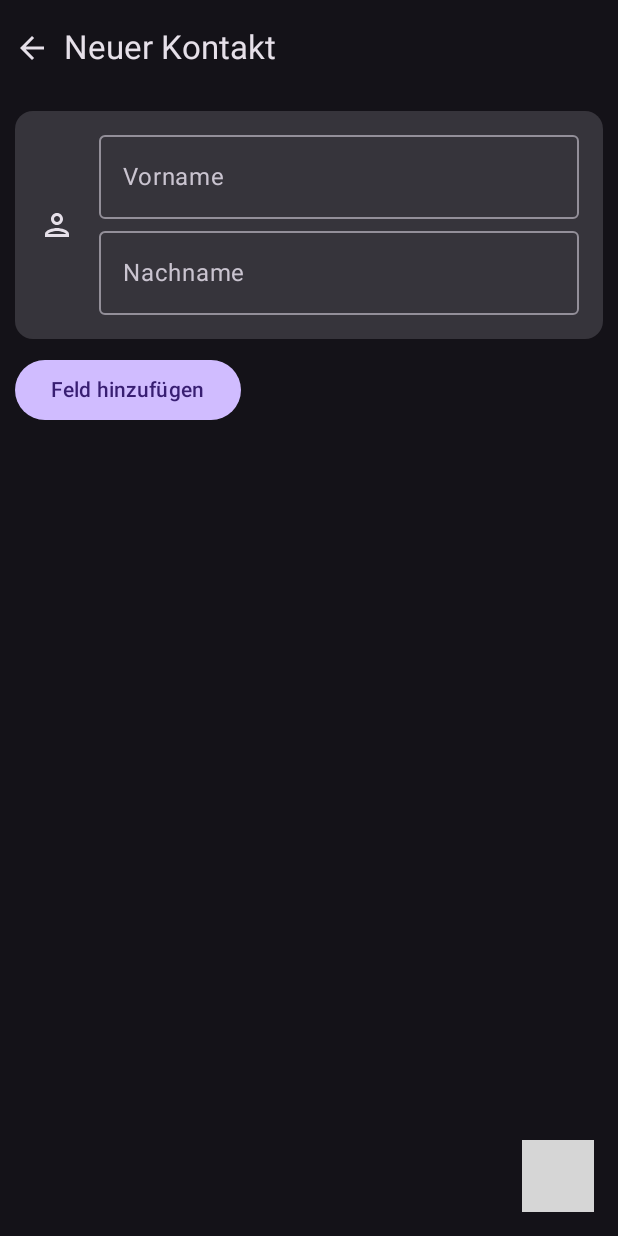
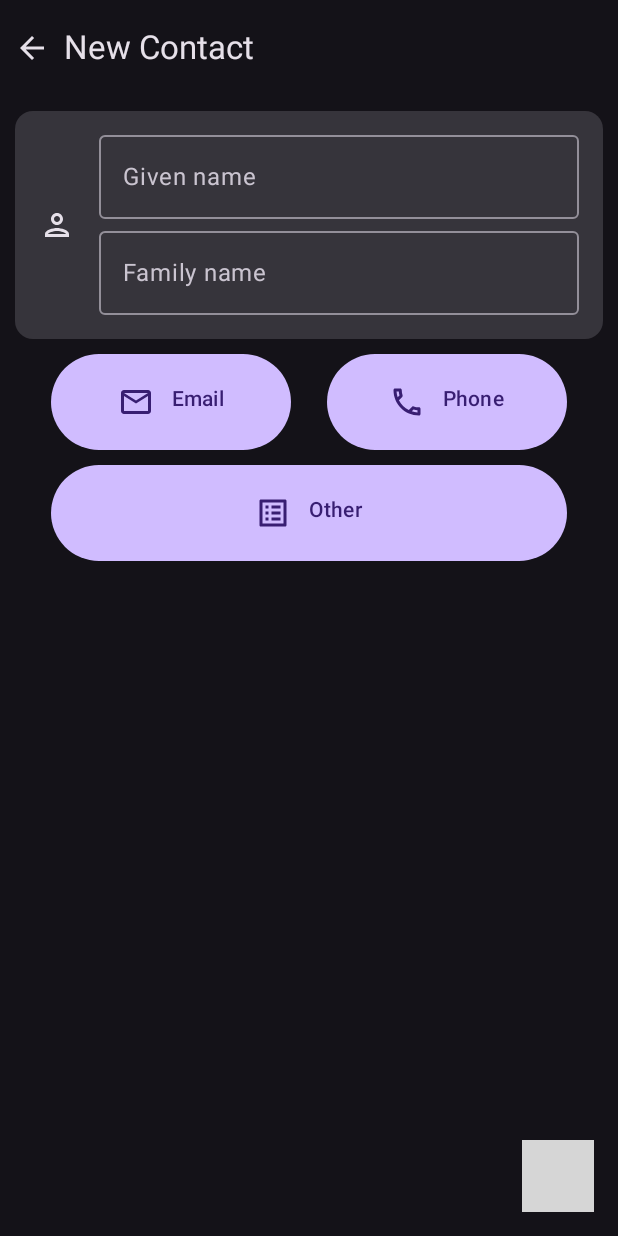
Before and after one commit to Benkralex/Socius, an Android app built with Jetpack Compose: the @Preview function NewContactPagePreview, on a phone screen of 412 x 824 dp. Run offline under Robolectric (Android 15) with nearby library versions, the phone set to English and light mode, and no system bars; our stand-ins replace Material 3 Expressive styles (plain Material 3 is drawn); 1 statement that could not run was skipped; grey boxes are pictures that could not be loaded.

Commit message:
Add email and phone and translations to new contact page

```diff
--- a/app/src/main/java/de/benkralex/socius/pages/newContact/EditStructuredName.kt
+++ b/app/src/main/java/de/benkralex/socius/pages/newContact/EditStructuredName.kt
@@ -8,7 +8,6 @@ import androidx.compose.foundation.layout.padding
 import androidx.compose.material.icons.Icons
 import androidx.compose.material.icons.outlined.Person
 import androidx.compose.material.icons.outlined.RemoveCircleOutline
-import androidx.compose.material3.Button
 import androidx.compose.material3.Card
 import androidx.compose.material3.ExperimentalMaterial3Api
 import androidx.compose.material3.Icon
@@ -19,7 +18,9 @@ import androidx.compose.material3.Text
 import androidx.compose.runtime.Composable
 import androidx.compose.ui.Alignment
 import androidx.compose.ui.Modifier
+import androidx.compose.ui.res.stringResource
 import androidx.compose.ui.unit.dp
+import de.benkralex.socius.R
 
 @OptIn(ExperimentalMaterial3Api::class)
 @Composable
@@ -39,7 +40,7 @@ fun EditStructuredName(
         ) {
             Icon(
                 imageVector = Icons.Outlined.Person,
-                contentDescription = "Person Icon",
+                contentDescription = stringResource(R.string.content_desc_name),
                 modifier = Modifier
                     .padding(8.dp)
             )
@@ -49,17 +50,13 @@ fun EditStructuredName(
                     .padding(horizontal = 8.dp)
                     .padding(bottom = 8.dp),
             ) {
-                AnimatedVisibility(
-                    visible = viewModel.showPrefixTextField,
-                    enter = newContactFormEnterTransition,
-                    exit = newContactFormExitTransition,
-                ) {
+                AnimatedVisibility(viewModel.showPrefixTextField) {
                     OutlinedTextField(
                         modifier = Modifier
                             .fillMaxWidth(),
                         value = viewModel.prefix,
                         onValueChange = { viewModel.prefix = it },
-                        label = { Text("Präfix") },
+                        label = { Text(stringResource(R.string.name_prefix)) },
                         trailingIcon = {
                             IconButton(
                                 onClick = {
@@ -69,7 +66,7 @@ fun EditStructuredName(
                             ) {
                                 Icon(
                                     imageVector = Icons.Outlined.RemoveCircleOutline,
-                                    contentDescription = "Remove Prefix",
+                                    contentDescription = stringResource(R.string.remove),
                                     tint = MaterialTheme.colorScheme.error,
                                     modifier = Modifier
                                         .padding(8.dp)
@@ -83,19 +80,15 @@ fun EditStructuredName(
                         .fillMaxWidth(),
                     value = viewModel.givenName,
                     onValueChange = { viewModel.givenName = it },
-                    label = { Text("Vorname") },
+                    label = { Text(stringResource(R.string.name_given_name)) },
                 )
-                AnimatedVisibility(
-                    visible = viewModel.showMiddleNameTextField,
-                    enter = newContactFormEnterTransition,
-                    exit = newContactFormExitTransition,
-                ) {
+                AnimatedVisibility(viewModel.showMiddleNameTextField) {
                     OutlinedTextField(
                         modifier = Modifier
                             .fillMaxWidth(),
                         value = viewModel.middleName,
                         onValueChange = { viewModel.middleName = it },
-                        label = { Text("Zweitname") },
+                        label = { Text(stringResource(R.string.name_middle_name)) },
                         trailingIcon = {
                             IconButton(
                                 onClick = {
@@ -105,7 +98,7 @@ fun EditStructuredName(
                             ) {
                                 Icon(
                                     imageVector = Icons.Outlined.RemoveCircleOutline,
-                                    contentDescription = "Remove Middle Name",
+                                    contentDescription = stringResource(R.string.remove),
                                     tint = MaterialTheme.colorScheme.error,
                                     modifier = Modifier
                                         .padding(8.dp)
@@ -119,19 +112,15 @@ fun EditStructuredName(
                         .fillMaxWidth(),
                     value = viewModel.familyName,
                     onValueChange = { viewModel.familyName = it },
-                    label = { Text("Nachname") },
+                    label = { Text(stringResource(R.string.name_family_name)) },
                 )
-                AnimatedVisibility(
-                    visible = viewModel.showSuffixTextField,
-                    enter = newContactFormEnterTransition,
-                    exit = newContactFormExitTransition,
-                ) {
+                AnimatedVisibility(viewModel.showSuffixTextField) {
                     OutlinedTextField(
                         modifier = Modifier
                             .fillMaxWidth(),
                         value = viewModel.suffix,
                         onValueChange = { viewModel.suffix = it },
-                        label = { Text("Suffix") },
+                        label = { Text(stringResource(R.string.name_suffix)) },
                         trailingIcon = {
                             IconButton(
                                 onClick = {
@@ -141,7 +130,7 @@ fun EditStructuredName(
                             ) {
                                 Icon(
                                     imageVector = Icons.Outlined.RemoveCircleOutline,
-                                    contentDescription = "Remove Suffix",
+                                    contentDescription = stringResource(R.string.remove),
                                     tint = MaterialTheme.colorScheme.error,
                                     modifier = Modifier
                                         .padding(8.dp)
@@ -150,17 +139,13 @@ fun EditStructuredName(
                         },
                     )
                 }
-                AnimatedVisibility(
-                    visible = viewModel.showNicknameTextField,
-                    enter = newContactFormEnterTransition,
-                    exit = newContactFormExitTransition,
-                ) {
+                AnimatedVisibility(viewModel.showNicknameTextField) {
                     OutlinedTextField(
                         modifier = Modifier
                             .fillMaxWidth(),
                         value = viewModel.nickname,
                         onValueChange = { viewModel.nickname = it },
-                        label = { Text("Spitzname") },
+                        label = { Text(stringResource(R.string.name_nickname)) },
                         trailingIcon = {
                             IconButton(
                                 onClick = {
@@ -170,7 +155,7 @@ fun EditStructuredName(
                             ) {
                                 Icon(
                                     imageVector = Icons.Outlined.RemoveCircleOutline,
-                                    contentDescription = "Remove Nickname",
+                                    contentDescription = stringResource(R.string.remove),
                                     tint = MaterialTheme.colorScheme.error,
                                     modifier = Modifier
                                         .padding(8.dp)
--- a/app/src/main/java/de/benkralex/socius/pages/newContact/NewContactPage.kt
+++ b/app/src/main/java/de/benkralex/socius/pages/newContact/NewContactPage.kt
@@ -1,25 +1,24 @@
 package de.benkralex.socius.pages.newContact
 
 import androidx.compose.animation.AnimatedVisibility
-import androidx.compose.animation.EnterTransition
-import androidx.compose.animation.ExitTransition
-import androidx.compose.animation.core.Spring
-import androidx.compose.animation.core.spring
-import androidx.compose.animation.core.tween
-import androidx.compose.animation.expandVertically
-import androidx.compose.animation.fadeIn
-import androidx.compose.animation.fadeOut
-import androidx.compose.animation.shrinkVertically
-import androidx.compose.animation.slideOutVertically
 import androidx.compose.foundation.clickable
 import androidx.compose.foundation.layout.Arrangement
 import androidx.compose.foundation.layout.Column
+import androidx.compose.foundation.layout.Row
 import androidx.compose.foundation.layout.fillMaxSize
+import androidx.compose.foundation.layout.fillMaxWidth
 import androidx.compose.foundation.layout.padding
+import androidx.compose.foundation.layout.width
 import androidx.compose.material.icons.Icons
 import androidx.compose.material.icons.automirrored.filled.ArrowBack
+import androidx.compose.material.icons.automirrored.filled.ListAlt
+import androidx.compose.material.icons.filled.ListAlt
 import androidx.compose.material.icons.filled.Save
+import androidx.compose.material.icons.outlined.Mail
+import androidx.compose.material.icons.outlined.Person
+import androidx.compose.material.icons.outlined.Phone
 import androidx.compose.material3.Button
+import androidx.compose.material3.ButtonDefaults
 import androidx.compose.material3.ExperimentalMaterial3Api
 import androidx.compose.material3.ExperimentalMaterial3ExpressiveApi
 import androidx.compose.material3.Icon
@@ -29,34 +28,15 @@ import androidx.compose.material3.Scaffold
 import androidx.compose.material3.Text
 import androidx.compose.material3.TopAppBar
 import androidx.compose.runtime.Composable
+import androidx.compose.runtime.mutableStateOf
 import androidx.compose.ui.Modifier
+import androidx.compose.ui.res.stringResource
 import androidx.compose.ui.tooling.preview.Preview
 import androidx.compose.ui.unit.dp
 import androidx.lifecycle.viewmodel.compose.viewModel
+import de.benkralex.socius.R
+import de.benkralex.socius.data.PhoneNumber
 import de.benkralex.socius.theme.DarkColorScheme
-
-val newContactFormEnterTransition: EnterTransition = fadeIn(
-    animationSpec = spring(
-        dampingRatio = Spring.DampingRatioMediumBouncy,
-        stiffness = Spring.StiffnessMediumLow,
-    ),
-) + expandVertically(
-    animationSpec = spring(
-        dampingRatio = Spring.DampingRatioMediumBouncy,
-        stiffness = Spring.StiffnessMediumLow,
-    ),
-)
-val newContactFormExitTransition: ExitTransition = fadeOut(
-    animationSpec = spring(
-        dampingRatio = Spring.DampingRatioMediumBouncy,
-        stiffness = Spring.StiffnessMediumLow,
-    ),
-) + shrinkVertically(
-    animationSpec = spring(
-        dampingRatio = Spring.DampingRatioMediumBouncy,
-        stiffness = Spring.StiffnessMediumLow,
-    ),
-)
 
 @OptIn(ExperimentalMaterial3Api::class, ExperimentalMaterial3ExpressiveApi::class)
 @Composable
@@ -70,12 +50,12 @@ fun NewContactPage(
         topBar = {
             TopAppBar(
                 title = {
-                    Text("Neuer Kontakt")
+                    Text(stringResource(R.string.page_new_contact))
                 },
                 navigationIcon = {
                     Icon(
                         imageVector = Icons.AutoMirrored.Filled.ArrowBack,
-                        contentDescription = "Back",
+                        contentDescription = stringResource(R.string.content_desc_back),
                         modifier = Modifier
                             .padding(5.dp)
                             .clickable(
@@ -88,14 +68,13 @@ fun NewContactPage(
         floatingActionButton = {
             MediumFloatingActionButton(
                 onClick = {
-                    if (viewModel.isSaving) return@MediumFloatingActionButton
                     viewModel.saveContact()
                     onBackClick()
                 }
             ) {
                 Icon(
                     imageVector = Icons.Default.Save,
-                    contentDescription = "Speichern"
+                    contentDescription = stringResource(R.string.save),
                 )
             }
         }
@@ -108,30 +87,93 @@ fun NewContactPage(
             verticalArrangement = Arrangement.spacedBy(10.dp)
         ) {
             EditStructuredName(viewModel = viewModel)
-            AnimatedVisibility(
-                visible = viewModel.showWorkInformation,
-                enter = newContactFormEnterTransition,
-                exit = newContactFormExitTransition,
-            ) {
+            AnimatedVisibility(viewModel.showWorkInformation) {
                 EditWorkInformation(viewModel = viewModel)
             }
-            Button(
-                onClick = {
-                    viewModel.showAddFieldBottomModal = true
+            AnimatedVisibility(viewModel.showEmailFields) {
+                EditEmails(viewModel = viewModel)
+            }
+            AnimatedVisibility(viewModel.showPhoneFields) {
+                EditPhone(viewModel = viewModel)
+            }
+            Row (
+                horizontalArrangement = Arrangement.spacedBy(24.dp),
+                modifier = Modifier
+                    .fillMaxWidth()
+                    .padding(horizontal = 24.dp),
+            ) {
+                Button(
+                    modifier = Modifier
+                        .weight(1f),
+                    onClick = {
+                        viewModel.emailAddresses.add(mutableStateOf(""))
+                        viewModel.emailTypes.add(mutableStateOf("home"))
+                        viewModel.emailLabels.add(mutableStateOf(""))
+                        viewModel.emailCount++
+                    },
+                ) {
+                    Row (
+                        horizontalArrangement = Arrangement.spacedBy(12.dp),
+                        modifier = Modifier
+                            .padding(vertical = 12.dp),
+                    ) {
+                        Icon(
+                            imageVector = Icons.Outlined.Mail,
+                            contentDescription = null,
+                        )
+                        Text(stringResource(R.string.email))
+                    }
                 }
+                Button(
+                    modifier = Modifier
+                        .weight(1f),
+                    onClick = {
+                        viewModel.phoneNumbers.add(mutableStateOf(""))
+                        viewModel.phoneTypes.add(mutableStateOf("home"))
+                        viewModel.phoneLabels.add(mutableStateOf(""))
+                        viewModel.phoneCount++
+                    },
+                ) {
+                    Row (
+                        horizontalArrangement = Arrangement.spacedBy(12.dp),
+                        modifier = Modifier
+                            .padding(vertical = 12.dp),
+                    ) {
+                        Icon(
+                            imageVector = Icons.Outlined.Phone,
+                            contentDescription = null,
+                        )
+                        Text(stringResource(R.string.phone))
+                    }
+                }
+            }
+            Row (
+                horizontalArrangement = Arrangement.spacedBy(24.dp),
+                modifier = Modifier
+                    .fillMaxWidth()
+                    .padding(horizontal = 24.dp),
             ) {
-                Text("Feld hinzufügen")
+                Button(
+                    modifier = Modifier
+                        .weight(1f),
+                    onClick = {
+                        viewModel.showAddFieldBottomModal = true
+                    },
+                ) {
+                    Row (
+                        horizontalArrangement = Arrangement.spacedBy(12.dp),
+                        modifier = Modifier
+                            .padding(vertical = 12.dp),
+                    ) {
+                        Icon(
+                            imageVector = Icons.AutoMirrored.Filled.ListAlt,
+                            contentDescription = null,
+                        )
+                        Text(stringResource(R.string.other))
+                    }
+                }
             }
-            AnimatedVisibility(
-                visible = viewModel.showAddFieldBottomModal,
-                enter = newContactFormEnterTransition,
-                exit = slideOutVertically(
-                    targetOffsetY = { it },
-                    animationSpec = spring(
-                        dampingRatio = Spring.DampingRatioNoBouncy,
-                    ),
-                ),
-            ) {
+            if (viewModel.showAddFieldBottomModal) {
                 AddFieldBottomModal(viewModel = viewModel)
             }
         }
--- a/app/src/main/java/de/benkralex/socius/pages/newContact/NewContactViewModel.kt
+++ b/app/src/main/java/de/benkralex/socius/pages/newContact/NewContactViewModel.kt
@@ -1,11 +1,15 @@
 package de.benkralex.socius.pages.newContact
 
+import androidx.compose.runtime.MutableState
 import androidx.compose.runtime.derivedStateOf
 import androidx.compose.runtime.getValue
+import androidx.compose.runtime.mutableIntStateOf
 import androidx.compose.runtime.mutableStateOf
 import androidx.compose.runtime.setValue
 import androidx.lifecycle.ViewModel
 import de.benkralex.socius.MainActivity
+import de.benkralex.socius.data.Email
+import de.benkralex.socius.data.PhoneNumber
 import de.benkralex.socius.data.contacts.loadContacts
 import de.benkralex.socius.data.contacts.local.database.LocalContactsEntity
 import kotlinx.coroutines.launch
@@ -17,16 +21,20 @@ class NewContactViewModel : ViewModel() {
     //Name fields
     var prefix by mutableStateOf("")
     var showPrefixTextField by mutableStateOf(false)
+
     var givenName by mutableStateOf("")
-    var showGivenNameTextField by mutableStateOf(true)
+
     var middleName by mutableStateOf("")
     var showMiddleNameTextField by mutableStateOf(false)
+
     var familyName by mutableStateOf("")
-    var showFamilyNameTextField by mutableStateOf(true)
+
     var suffix by mutableStateOf("")
     var showSuffixTextField by mutableStateOf(false)
+
     var nickname by mutableStateOf("")
     var showNicknameTextField by mutableStateOf(false)
+
 
     //Job information fields
     val showWorkInformation by derivedStateOf {
@@ -36,10 +44,29 @@ class NewContactViewModel : ViewModel() {
     }
     var jobTitle by mutableStateOf("")
     var showJobTitleTextField by mutableStateOf(false)
+
     var department by mutableStateOf("")
     var showDepartmentTextField by mutableStateOf(false)
+
     var organization by mutableStateOf("")
     var showOrganizationTextField by mutableStateOf(false)
+
+
+    //Email fields
+    val showEmailFields by derivedStateOf { emailCount > 0 }
+    var emailCount: Int by mutableIntStateOf(0)
+    var emailAddresses: MutableList<MutableState<String>> by mutableStateOf(mutableListOf())
+    var emailTypes: MutableList<MutableState<String>> by mutableStateOf(mutableListOf())
+    var emailLabels: MutableList<MutableState<String>> by mutableStateOf(mutableListOf())
+
+
+    //Phone fields
+    val showPhoneFields by derivedStateOf { phoneCount > 0 }
+    var phoneCount: Int by mutableIntStateOf(0)
+    var phoneNumbers: MutableList<MutableState<String>> by mutableStateOf(mutableListOf())
+    var phoneTypes: MutableList<MutableState<String>> by mutableStateOf(mutableListOf())
+    var phoneLabels: MutableList<MutableState<String>> by mutableStateOf(mutableListOf())
+
 
     var isSaving by mutableStateOf(false)
 
@@ -48,6 +75,30 @@ class NewContactViewModel : ViewModel() {
             runBlocking {
                 launch {
                     isSaving = true
+                    val emails: MutableList<Email> = mutableListOf()
+                    for (i in 0 .. (emailCount-1)) {
+                        if (emailAddresses[i].value.isNotBlank()) {
+                            emails.add(
+                                Email(
+                                    address = emailAddresses[i].value,
+                                    type = emailTypes[i].value.ifBlank { "home" },
+                                    label = emailLabels[i].value.ifBlank { null },
+                                )
+                            )
+                        }
+                    }
+                    val phones: MutableList<PhoneNumber> = mutableListOf()
+                    for (i in 0 .. (phoneCount-1)) {
+                        if (phoneNumbers[i].value.isNotBlank()) {
+                            emails.add(
+                                Email(
+                                    address = phoneNumbers[i].value,
+                                    type = phoneTypes[i].value.ifBlank { "home" },
+                                    label = phoneLabels[i].value.ifBlank { null },
+                                )
+                            )
+                        }
+                    }
                     MainActivity.localContactsDao.insert(
                         LocalContactsEntity(
                             prefix = prefix.ifBlank { null },
@@ -60,6 +111,8 @@ class NewContactViewModel : ViewModel() {
                             jobTitle = jobTitle.ifBlank { null },
                             department = department.ifBlank { null },
                             organization = organization.ifBlank { null },
+
+                            emails = emails,
                         )
                     )
                     loadContacts()
--- a/app/src/main/java/de/benkralex/socius/widgets/contactInformation/Emails.kt
+++ b/app/src/main/java/de/benkralex/socius/widgets/contactInformation/Emails.kt
@@ -17,8 +17,10 @@ import androidx.compose.runtime.Composable
 import androidx.compose.ui.Alignment
 import androidx.compose.ui.Modifier
 import androidx.compose.ui.platform.LocalContext
+import androidx.compose.ui.res.stringResource
 import androidx.compose.ui.unit.dp
 import androidx.core.net.toUri
+import de.benkralex.socius.R
 import de.benkralex.socius.data.Email
 import de.benkralex.socius.widgets.contactInformation.helpers.translateType
 
@@ -40,7 +42,7 @@ fun EmailsWidget(
                 Row {
                     Icon(
                         imageVector = Icons.Outlined.Email,
-                        contentDescription = "Email",
+                        contentDescription = stringResource(R.string.email),
                         modifier = Modifier
                             .align(Alignment.CenterVertically)
                             .padding(8.dp)
--- a/app/src/main/java/de/benkralex/socius/widgets/contactInformation/PhoneNumbers.kt
+++ b/app/src/main/java/de/benkralex/socius/widgets/contactInformation/PhoneNumbers.kt
@@ -17,8 +17,10 @@ import androidx.compose.runtime.Composable
 import androidx.compose.ui.Alignment
 import androidx.compose.ui.Modifier
 import androidx.compose.ui.platform.LocalContext
+import androidx.compose.ui.res.stringResource
 import androidx.compose.ui.unit.dp
 import androidx.core.net.toUri
+import de.benkralex.socius.R
 import de.benkralex.socius.data.PhoneNumber
 import de.benkralex.socius.widgets.contactInformation.helpers.translateType
 
@@ -40,7 +42,7 @@ fun PhoneNumbersWidget(
                 Row {
                     Icon(
                         imageVector = Icons.Outlined.Phone,
-                        contentDescription = "Phone",
+                        contentDescription = stringResource(R.string.phone),
                         modifier = Modifier
                             .align(Alignment.CenterVertically)
                             .padding(8.dp)
--- a/app/src/main/java/de/benkralex/socius/widgets/contactInformation/helpers/TranslateTypes.kt
+++ b/app/src/main/java/de/benkralex/socius/widgets/contactInformation/helpers/TranslateTypes.kt
@@ -5,7 +5,7 @@ import androidx.compose.ui.res.stringResource
 import de.benkralex.socius.R
 
 @Composable
-fun translateType(type: String?, label: String?): String {
+fun translateType(type: String?, label: String? = null): String {
     if (type.isNullOrBlank()) {
         return label ?: ""
     }
--- a/app/src/main/res/values/strings.xml
+++ b/app/src/main/res/values/strings.xml
@@ -85,4 +85,24 @@
     <string name="no_results">No results</string>
     <string name="content_desc_selected">Selected</string>
     <string name="content_desc_clear_search">Clear Search Query</string>
+    <string name="email">Email</string>
+    <string name="phone">Phone</string>
+    <string name="other">Other</string>
+    <string name="save">Save</string>
+    <string name="page_new_contact">New Contact</string>
+    <string name="remove">Remove</string>
+    <string name="phone_label">Phone label</string>
+    <string name="email_label">Email label</string>
+    <string name="phone_type">Phone type</string>
+    <string name="email_type">Email type</string>
+    <string name="name_prefix">Prefix</string>
+    <string name="name_given_name">Given name</string>
+    <string name="name_middle_name">Middle name</string>
+    <string name="name_family_name">Family name</string>
+    <string name="name_suffix">Suffix</string>
+    <string name="name_nickname">Nickname</string>
+    <string name="content_desc_name">Name</string>
+    <string name="organization">Organization</string>
+    <string name="department">Department</string>
+    <string name="job_title">Job title</string>
 </resources>
```
Also changed, not shown: app/src/main/java/de/benkralex/socius/pages/newContact/AddFieldBottomModal.kt (+9 -7 lines), app/src/main/java/de/benkralex/socius/pages/newContact/EditEmails.kt (added, +171 -0 lines), app/src/main/java/de/benkralex/socius/pages/newContact/EditPhone.kt (added, +171 -0 lines), app/src/main/java/de/benkralex/socius/pages/newContact/EditWorkInformation.kt (+11 -21 lines), 2 other files.
